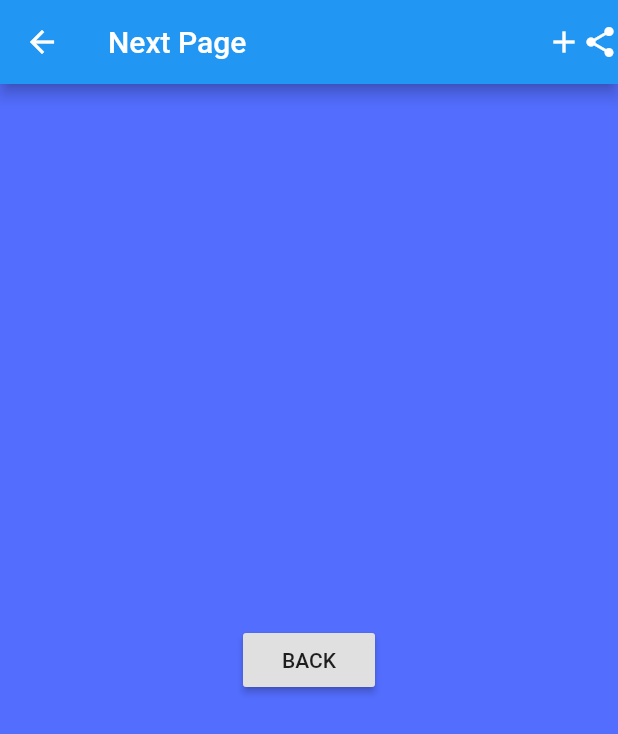
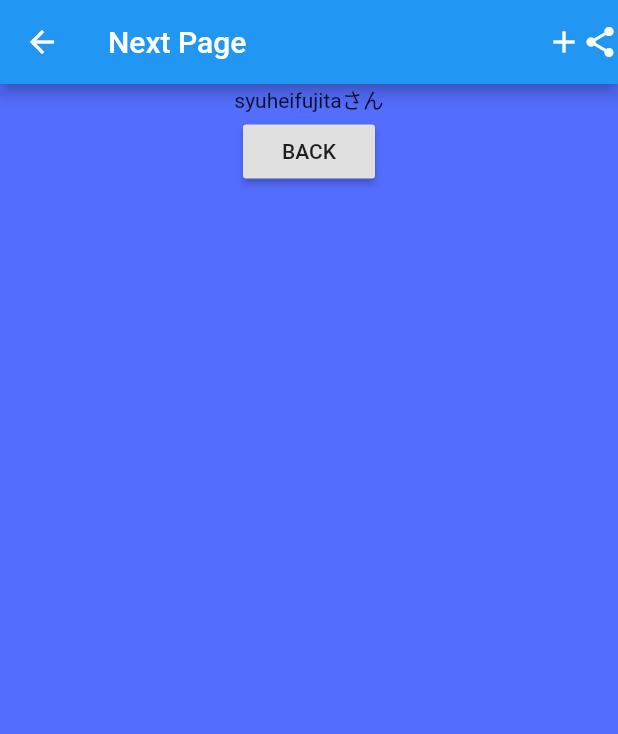
Before and after one commit to shuhei-fujita/flutter_hellowworld, a Flutter app: the screen it shows after launch, after a tap on "NEXT", on a phone screen of 412 x 824 dp. Shown: the top 734 px of the screen. Run offline on Flutter 3.47's test engine with Material 2 defaults, Android fonts, the phone set to English and light mode, and no system bars.

Commit message:
画面遷移と一緒に，値を渡す

```diff
--- a/lib/main.dart
+++ b/lib/main.dart
@@ -34,6 +34,8 @@ class _MyHomePageState extends State<MyHomePage> {
     });
   }
 
+  String text = 'NEXT';
+
   @override
   Widget build(BuildContext context) {
     return Scaffold(
@@ -58,15 +60,18 @@ class _MyHomePageState extends State<MyHomePage> {
 //          ),
 //        ),
         child: RaisedButton(
-          child: Text('NEXT'),
-          onPressed: (){
+          child: Text(text),
+          onPressed: () async {
             // ここにタップしたら反応するコードをかく
             // 画面遷移のコード
-            Navigator.push(
+            final result = await Navigator.push(
               context,
-              MaterialPageRoute(builder: (context) => NextPage()),
+              MaterialPageRoute(builder: (context) => NextPage('syuheifujitaさん')),
             );
+            print(result);
+            text = result;
           },
+
         ),
       ),
       floatingActionButton: FloatingActionButton(
--- a/lib/next_page.dart
+++ b/lib/next_page.dart
@@ -2,6 +2,9 @@ import 'package:flutter/material.dart';
 import 'package:flutterapp/main.dart';
 
 class NextPage extends StatelessWidget {
+  NextPage(this.name);
+  final String name;
+
   @override
   Widget build(BuildContext context) {
     // TODO: implement build
@@ -16,14 +19,19 @@ class NextPage extends StatelessWidget {
       body: Container(
         height: double.infinity,
         color: Colors.indigoAccent,
-        child: Center(
+        child: Column(
+          children: <Widget>[
+            Text(name),
+            Center(
               child: RaisedButton(
                 child: Text('BACK'),
                 onPressed: (){
                   // 最初の画面に戻る
-              Navigator.pop(context);
+                  Navigator.pop(context, 'syuheifujitaさんかっこいい！！');
                 },
               ),
+            ),
+          ],
         ),
       ),
     );
```
Lines whose indentation alone changed are shown as unchanged.
